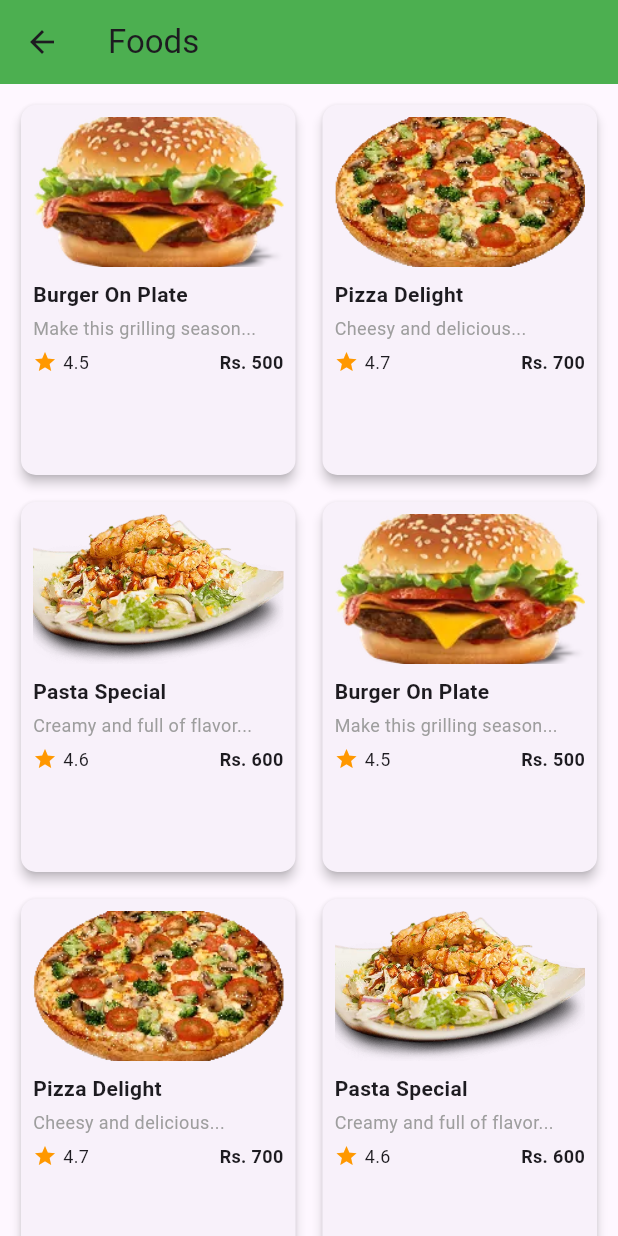
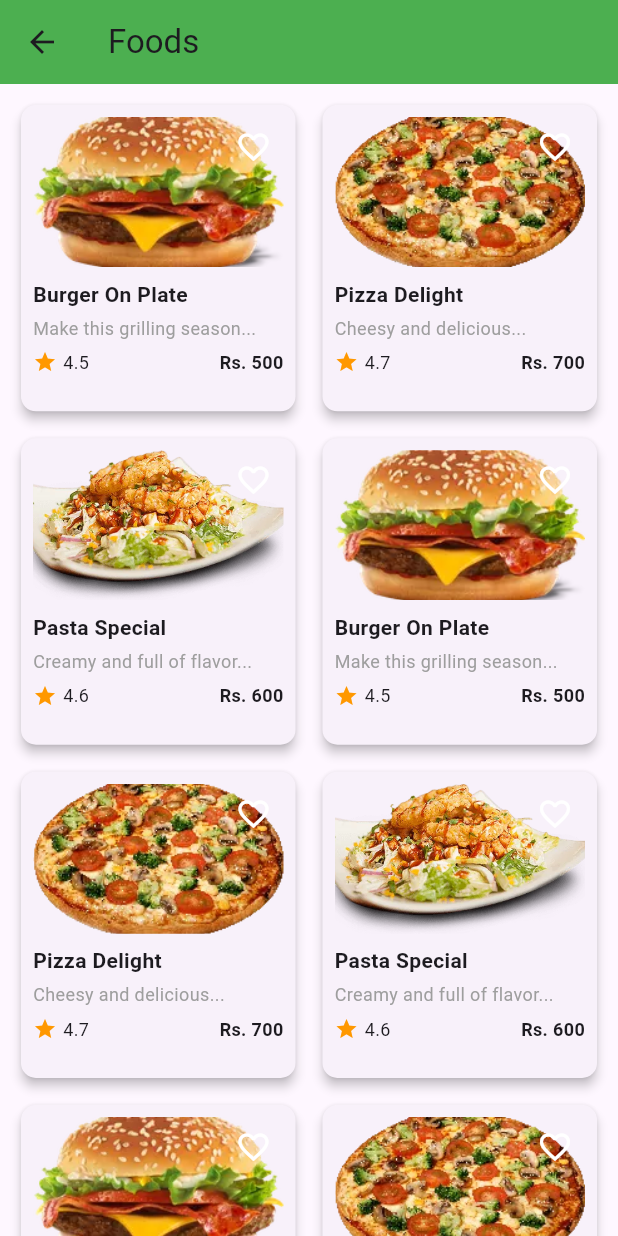
Before and after one commit to sushant-tuladhar90/food_delivery_app, a Flutter app: the Foods screen opened directly, on a phone screen of 412 x 824 dp. Run offline on Flutter 3.47's test engine with Material 3 defaults, Android fonts, the light colour scheme and no system bars; our stand-ins replace flutter_svg.

Commit message:
second commit

```diff
--- a/lib/components/recommended_for_you.dart
+++ b/lib/components/recommended_for_you.dart
@@ -81,7 +81,7 @@ class _RecommendedForYouState extends State<RecommendedForYou> {
 
           /// 🛠 Wrap in SizedBox to prevent overflow
           SizedBox(
-            height: 230,
+            height: 250,
             child: ListView(
               scrollDirection: Axis.horizontal,
               children: List.generate(
--- a/lib/components/restaurant_near_you.dart
+++ b/lib/components/restaurant_near_you.dart
@@ -48,7 +48,7 @@ class _RestaurantNearYouState extends State<RestaurantNearYou> {
 
           /// 🛠 Fix Overflow: Wrap in SizedBox with a fixed height
           SizedBox(
-            height: 230, // Increased height slightly to prevent clipping
+            height: 250, // Increased height slightly to prevent clipping
             child: ListView(
               scrollDirection: Axis.horizontal,
               children: List.generate(
--- a/lib/pages/foods.dart
+++ b/lib/pages/foods.dart
@@ -1,4 +1,5 @@
 import 'package:flutter/material.dart';
+import 'package:food_ordering_app/pages/foods_details.dart';
 
 class Foods extends StatefulWidget {
   const Foods({super.key});
@@ -52,13 +53,6 @@ class _FoodsState extends State<Foods> {
       "price": 600,
     },
     {
-      "image": "assets/images/food2.webp",
-      "title": "Pasta Special",
-      "description": "Creamy and full of flavor...",
-      "rating": 4.6,
-      "price": 600,
-    },
-    {
       "image": "assets/images/food.webp",
       "title": "Burger On Plate",
       "description": "Make this grilling season...",
@@ -79,27 +73,6 @@ class _FoodsState extends State<Foods> {
       "rating": 4.6,
       "price": 600,
     },
-    {
-      "image": "assets/images/food1.webp",
-      "title": "Pizza Delight",
-      "description": "Cheesy and delicious...",
-      "rating": 4.7,
-      "price": 700,
-    },
-    {
-      "image": "assets/images/food2.webp",
-      "title": "Pasta Special",
-      "description": "Creamy and full of flavor...",
-      "rating": 4.6,
-      "price": 600,
-    },
-    {
-      "image": "assets/images/food2.webp",
-      "title": "Pasta Special",
-      "description": "Creamy and full of flavor...",
-      "rating": 4.6,
-      "price": 600,
-    },
   ];
 
   @override
@@ -107,19 +80,17 @@ class _FoodsState extends State<Foods> {
     return Scaffold(
       appBar: AppBar(title: Text("Foods"), backgroundColor: Colors.green),
       body: SingleChildScrollView(
-        // Make the entire body scrollable
         child: Padding(
           padding: const EdgeInsets.all(10.0),
           child: GridView.builder(
-            shrinkWrap: true, // Ensures GridView takes up only necessary space
-            physics:
-                NeverScrollableScrollPhysics(), // Prevents GridView from scrolling independently
-            itemCount: foodItems.length, // Ensure this matches the list length
+            shrinkWrap: true,
+            physics: NeverScrollableScrollPhysics(),
+            itemCount: foodItems.length,
             gridDelegate: const SliverGridDelegateWithFixedCrossAxisCount(
-              crossAxisCount: 2, // Two items per row
-              crossAxisSpacing: 10, // Space between columns
-              mainAxisSpacing: 10, // Space between rows
-              childAspectRatio: 0.75, // Adjust height vs width ratio
+              crossAxisCount: 2,
+              crossAxisSpacing: 10,
+              mainAxisSpacing: 10,
+              childAspectRatio: 0.9,
             ),
             itemBuilder: (context, index) {
               return _buildFoodCard(index);
@@ -131,50 +102,66 @@ class _FoodsState extends State<Foods> {
   }
 
   Widget _buildFoodCard(int index) {
-    return Card(
+    final food = foodItems[index];
+    return GestureDetector(
+      onTap:
+          () => Navigator.push(
+            context,
+            MaterialPageRoute(
+              builder:
+                  (context) => FoodsDetails(
+                    image: food["image"],
+                    name: food["title"],
+                    rating: food["rating"],
+                    price:
+                        (food["price"] as int)
+                            .toDouble(), // Convert price to double
+                    description: food["description"],
+                  ),
+            ),
+          ),
+
+      child: Card(
         elevation: 3,
         shape: RoundedRectangleBorder(borderRadius: BorderRadius.circular(10)),
         child: Padding(
-        padding: EdgeInsets.all(8),
+          padding: const EdgeInsets.all(8),
           child: Column(
             crossAxisAlignment: CrossAxisAlignment.start,
             children: [
-            // Image with favorite icon
               Stack(
                 children: [
                   ClipRRect(
                     borderRadius: BorderRadius.circular(10),
                     child: Image.asset(
-                    foodItems[index]["image"],
-                    height: 100, // Adjusted image height
+                      food["image"],
+                      height: 100, // Adjust image height
                       width: double.infinity,
                       fit: BoxFit.cover,
                     ),
                   ),
-                //
+                  Positioned(
+                    right: 8,
+                    top: 8,
+                    child: Icon(Icons.favorite_border, color: Colors.white),
+                  ),
                 ],
               ),
               SizedBox(height: 8),
-
-            // Title
               Text(
-              foodItems[index]["title"],
+                food["title"],
                 style: TextStyle(fontSize: 14, fontWeight: FontWeight.bold),
                 maxLines: 1,
                 overflow: TextOverflow.ellipsis,
               ),
               SizedBox(height: 4),
-
-            // Subtitle
               Text(
-              foodItems[index]["description"],
+                food["description"],
                 style: TextStyle(fontSize: 12, color: Colors.grey),
                 maxLines: 1,
                 overflow: TextOverflow.ellipsis,
               ),
               SizedBox(height: 6),
-
-            // Rating and Price Row
               Row(
                 mainAxisAlignment: MainAxisAlignment.spaceBetween,
                 children: [
@@ -182,14 +169,11 @@ class _FoodsState extends State<Foods> {
                     children: [
                       Icon(Icons.star, color: Colors.orange, size: 16),
                       SizedBox(width: 4),
-                    Text(
-                      "${foodItems[index]["rating"]}",
-                      style: TextStyle(fontSize: 12),
-                    ),
+                      Text("${food["rating"]}", style: TextStyle(fontSize: 12)),
                     ],
                   ),
                   Text(
-                  "Rs. ${foodItems[index]["price"]}",
+                    "Rs. ${food["price"].toString()}", // Convert price to string
                     style: TextStyle(fontSize: 12, fontWeight: FontWeight.bold),
                   ),
                 ],
@@ -197,6 +181,7 @@ class _FoodsState extends State<Foods> {
             ],
           ),
         ),
+      ),
     );
   }
 }
```
Also changed, not shown: lib/pages/category_details.dart (+25 -3 lines), lib/pages/foods_details.dart (+24 -13 lines). Lines whose indentation alone changed are shown as unchanged.
